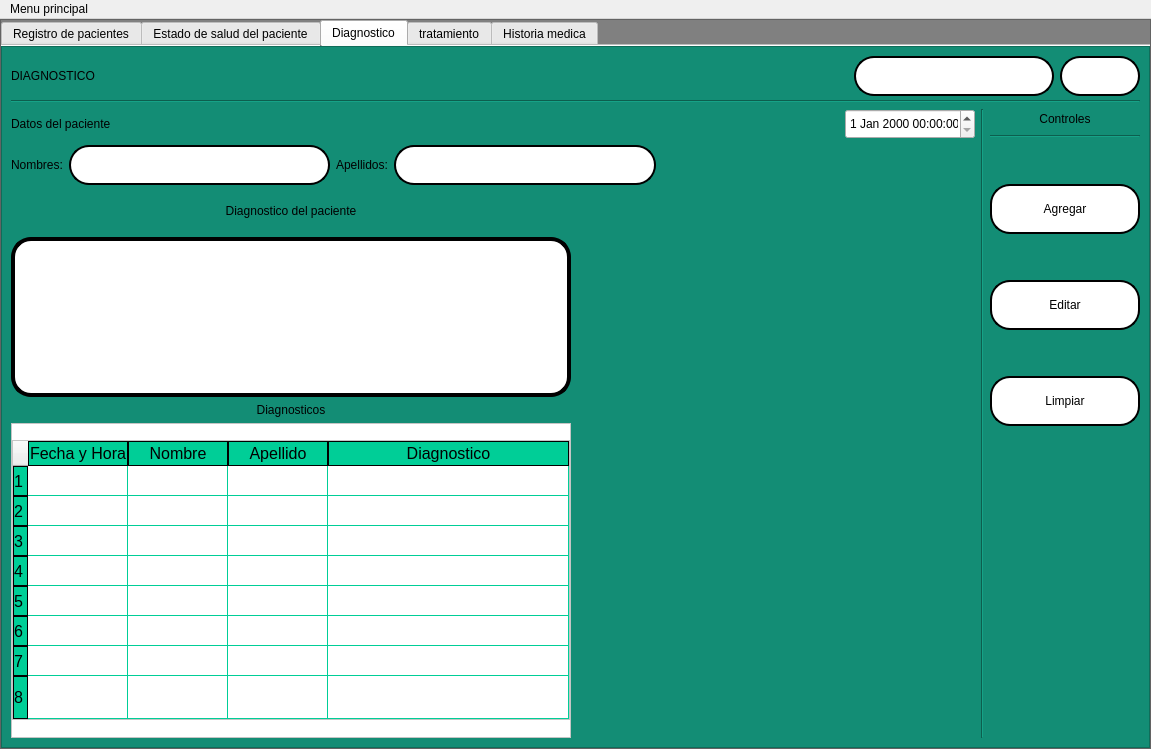
This is interfaces/History.ui in Reinaldito04/App-Consultas-y-Historias-Medicas as Qt 5 draws it before an edit. The edited form follows.
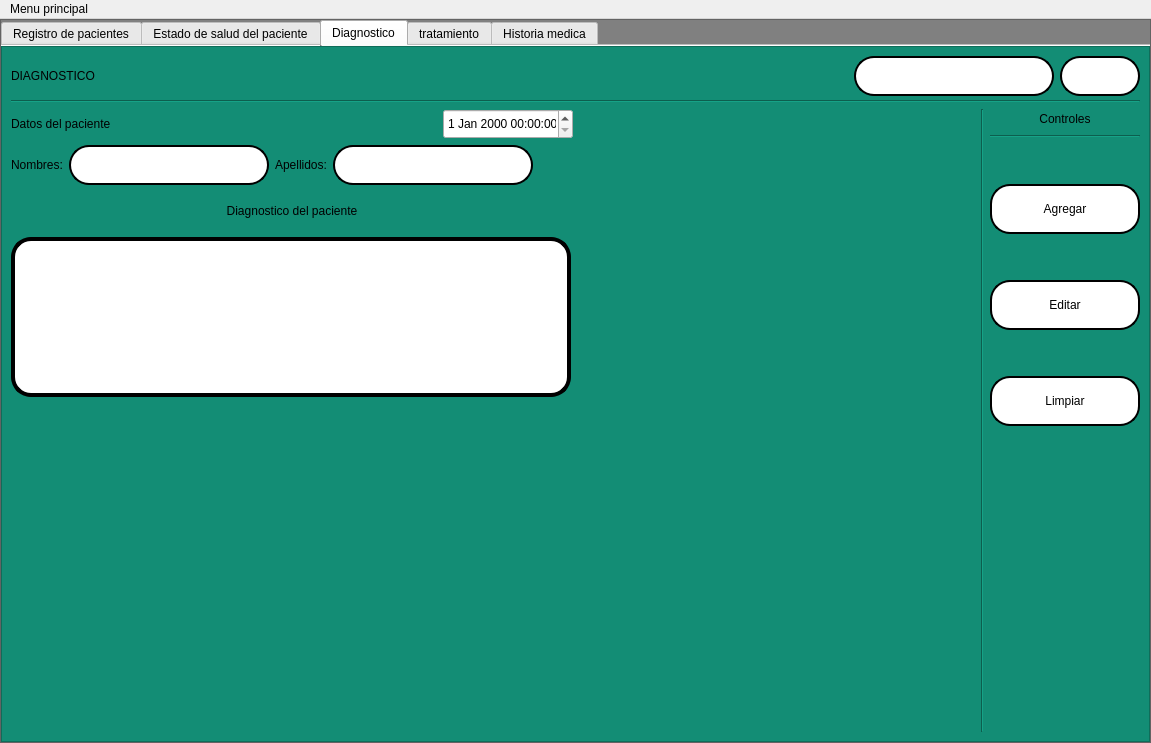
This is the edited form. The open tabs and pages were chosen to show the change. Icons and pictures are not drawn.

Commit message: NO LE PARES BOLA AL .PY es pa hacer una vaina q ahre qn sabe cuando XDD

```diff
--- a/interfaces/History.ui
+++ b/interfaces/History.ui
@@ -7,7 +7,7 @@
     <x>0</x>
     <y>0</y>
     <width>1151</width>
-    <height>749</height>
+    <height>743</height>
    </rect>
   </property>
   <property name="minimumSize">
@@ -1748,7 +1748,7 @@
              <property name="frameShadow">
               <enum>QFrame::Raised</enum>
              </property>
-             <layout class="QVBoxLayout" name="verticalLayout_28">
+             <layout class="QVBoxLayout" name="verticalLayout_25">
               <item>
                <layout class="QVBoxLayout" name="verticalLayout_15">
                 <property name="spacing">
@@ -1839,9 +1839,9 @@
                </layout>
               </item>
               <item>
-               <layout class="QHBoxLayout" name="horizontalLayout_24">
+               <layout class="QHBoxLayout" name="horizontalLayout_23">
                 <item>
-                 <layout class="QVBoxLayout" name="verticalLayout_27">
+                 <layout class="QVBoxLayout" name="verticalLayout_21">
                   <item>
                    <layout class="QVBoxLayout" name="verticalLayout_20">
                     <item>
@@ -1952,12 +1952,8 @@
                    </layout>
                   </item>
                   <item>
-                   <layout class="QHBoxLayout" name="horizontalLayout_23">
-                    <item>
                      <layout class="QVBoxLayout" name="verticalLayout_19">
                       <item>
-                       <layout class="QVBoxLayout" name="verticalLayout_21">
-                        <item>
                          <widget class="QLabel" name="lbl_33">
                           <property name="minimumSize">
                            <size>
@@ -1995,111 +1991,18 @@
                           </property>
                          </widget>
                         </item>
-                       </layout>
-                      </item>
                       <item>
-                       <layout class="QVBoxLayout" name="verticalLayout_26">
-                        <item>
-                         <widget class="QLabel" name="lbl_35">
-                          <property name="text">
-                           <string>Diagnosticos</string>
-                          </property>
-                          <property name="alignment">
-                           <set>Qt::AlignCenter</set>
-                          </property>
-                          <property name="wordWrap">
-                           <bool>false</bool>
-                          </property>
-                         </widget>
-                        </item>
-                        <item>
-                         <widget class="QFrame" name="frame_4">
-                          <property name="styleSheet">
-                           <string notr="true">QFrame
-{
-	background-color: rgb(255, 255, 255);
-}</string>
-                          </property>
-                          <property name="frameShape">
-                           <enum>QFrame::StyledPanel</enum>
-                          </property>
-                          <property name="frameShadow">
-                           <enum>QFrame::Raised</enum>
-                          </property>
-                          <layout class="QVBoxLayout" name="verticalLayout_25">
-                           <property name="spacing">
-                            <number>0</number>
-                           </property>
-                           <property name="leftMargin">
-                            <number>0</number>
-                           </property>
-                           <property name="topMargin">
-                            <number>0</number>
-                           </property>
-                           <property name="rightMargin">
-                            <number>0</number>
-                           </property>
-                           <property name="bottomMargin">
-                            <number>0</number>
-                           </property>
-                           <item>
-                            <widget class="QTableWidget" name="tabla_diag">
-                             <property name="minimumSize">
+                     <spacer name="verticalSpacer_4">
+                      <property name="orientation">
+                       <enum>Qt::Vertical</enum>
+                      </property>
+                      <property name="sizeHint" stdset="0">
                               <size>
-                               <width>0</width>
-                               <height>280</height>
-                              </size>
-                             </property>
-                             <property name="maximumSize">
-                              <size>
-                               <width>16777215</width>
-                               <height>280</height>
-                              </size>
-                             </property>
-                             <property name="rowCount">
-                              <number>8</number>
-                             </property>
-                             <attribute name="horizontalHeaderStretchLastSection">
-                              <bool>true</bool>
-                             </attribute>
-                             <attribute name="verticalHeaderShowSortIndicator" stdset="0">
-                              <bool>false</bool>
-                             </attribute>
-                             <attribute name="verticalHeaderStretchLastSection">
-                              <bool>true</bool>
-                             </attribute>
-                             <row/>
-                             <row/>
-                             <row/>
-                             <row/>
-                             <row/>
-                             <row/>
-                             <row/>
-                             <row/>
-                             <column>
-                              <property name="text">
-                               <string>Fecha y Hora</string>
-                              </property>
-                             </column>
-                             <column>
-                              <property name="text">
-                               <string>Nombre</string>
-                              </property>
-                             </column>
-                             <column>
-                              <property name="text">
-                               <string>Apellido</string>
-                              </property>
-                             </column>
-                             <column>
-                              <property name="text">
-                               <string>Diagnostico</string>
-                              </property>
-                             </column>
-                            </widget>
-                           </item>
-                          </layout>
-                         </widget>
+                        <width>20</width>
+                        <height>40</height>
+                       </size>
+                      </property>
+                     </spacer>
                         </item>
                        </layout>
                       </item>
@@ -2117,10 +2020,6 @@
                        </size>
                       </property>
                      </spacer>
-                    </item>
-                   </layout>
-                  </item>
-                 </layout>
                 </item>
                 <item>
                  <widget class="Line" name="line_5">
```
Left out of the diff: 2 changed lines with no effect on the pictures. Lines whose indentation alone changed are shown as unchanged. The commit also changes 1 other file.
